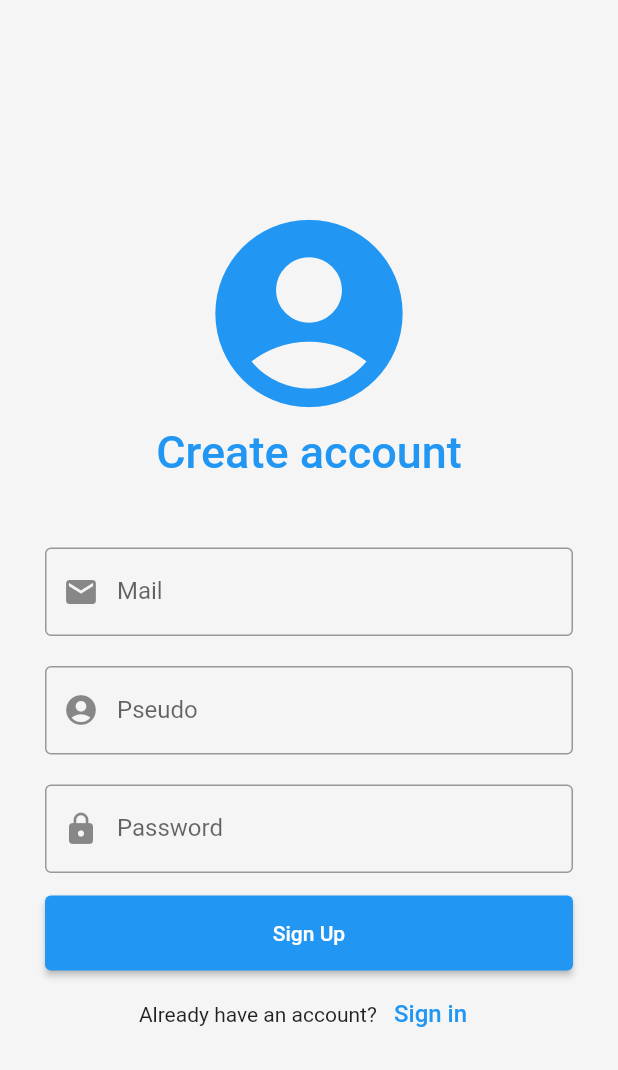
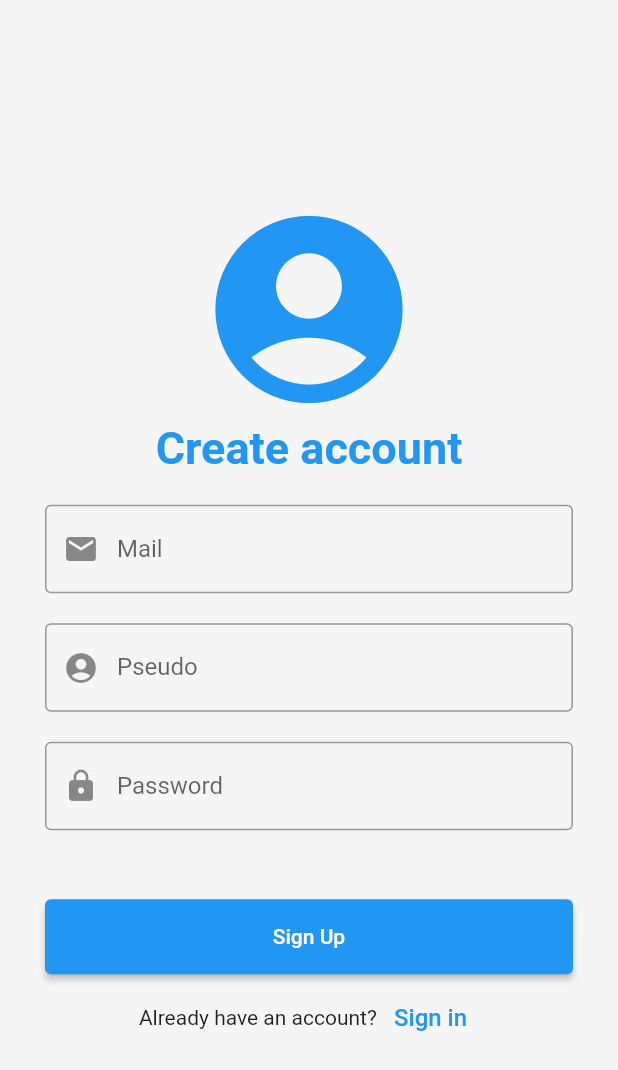
Before and after one commit to grachet/messenger-flutter-firebase, a Flutter app: the screen it shows after launch, after a tap on "Sign In", after a tap on "Create", on a phone screen of 412 x 824 dp. Shown: the top 1070 px of the screen. Run offline on Flutter 3.47's test engine with Material 2 defaults, Android fonts, the phone set to English and light mode, and no system bars; our stand-ins replace bubble, cloud_firestore, firebase_auth, firebase_core, google_fonts; accounts and stored records are empty; network calls fail.

Commit message:
rebrand + logo + UI fix

```diff
--- a/lib/src/login.dart
+++ b/lib/src/login.dart
@@ -22,6 +22,9 @@ class _LoginState extends State<Login> {
       TextEditingController(text: "password");
 
   void _login() {
+    setState(() {
+      _error = "";
+    });
     ApplicationState().signInWithEmailAndPassword(
         mailController.text,
         passwordController.text,
@@ -38,41 +41,26 @@ class _LoginState extends State<Login> {
     return Scaffold(
         body: Center(
             child: ListView(
-      padding: const EdgeInsets.all(20.0),
+      padding: const EdgeInsets.all(30.0),
       shrinkWrap: true,
       children: <Widget>[
         Container(
             alignment: Alignment.center,
             width: 150,
             height: 150,
-            padding: EdgeInsets.all(10),
             child: Image.asset('assets/logo.png')),
         Container(
             alignment: Alignment.center,
-            padding: EdgeInsets.fromLTRB(10, 10, 10, 20),
+            padding: EdgeInsets.symmetric(vertical: 10),
             child: Text(
-              'SECOND HAND CHAT',
+              'CHATTER.',
               style: TextStyle(
                   color: Colors.blue,
-                  fontWeight: FontWeight.w500,
+                  fontWeight: FontWeight.w900,
                   fontSize: 30),
             )),
         Container(
-            padding: EdgeInsets.fromLTRB(10, 10, 10, 5),
-            child: Text(
-              'Connexion',
-              style: TextStyle(fontSize: 20),
-            )),
-        Container(
-          padding: EdgeInsets.fromLTRB(10, 0, 10, 10),
-          // alignment: Alignment.center,
-          child: Text(
-            _error,
-            style: TextStyle(color: Colors.red),
-          ),
-        ),
-        Container(
-          padding: EdgeInsets.all(10),
+          padding: EdgeInsets.symmetric(vertical: 10),
           child: TextField(
             controller: mailController,
             decoration: InputDecoration(
@@ -83,7 +71,7 @@ class _LoginState extends State<Login> {
           ),
         ),
         Container(
-          padding: EdgeInsets.fromLTRB(10, 10, 10, 0),
+          padding: EdgeInsets.symmetric(vertical: 10),
           child: TextField(
             obscureText: true,
             controller: passwordController,
@@ -103,8 +91,15 @@ class _LoginState extends State<Login> {
         //   ),
         // ),
         Container(
-            height: 65,
-            padding: EdgeInsets.fromLTRB(10, 15, 10, 0),
+          // alignment: Alignment.center,
+          child: Text(
+            _error,
+            style: TextStyle(color: Colors.red),
+          ),
+        ),
+        Container(
+            height: 55,
+            padding: EdgeInsets.only(top: 5),
             child: ElevatedButton(
               child: Text(
                 'Sign In',
@@ -115,7 +110,7 @@ class _LoginState extends State<Login> {
               },
             )),
         Container(
-            padding: EdgeInsets.fromLTRB(10, 5, 10, 0),
+            padding: EdgeInsets.only(top: 5),
             child: Row(
               children: <Widget>[
                 Text('Does not have account? '),
--- a/lib/src/signUp.dart
+++ b/lib/src/signUp.dart
@@ -27,8 +27,10 @@ class _SignUpState extends State<SignUp> {
   }
 
   void _signUp() {
+    setState(() {
+      _error = "";
+    });
     ApplicationState().startLoginFlow();
-
     ApplicationState().registerAccount(
         mailController.text,
         nameController.text,
@@ -66,17 +68,9 @@ class _SignUpState extends State<SignUp> {
               'Create account',
               style: TextStyle(
                   color: Colors.blue,
-                  fontWeight: FontWeight.w500,
+                  fontWeight: FontWeight.w600,
                   fontSize: 30),
             )),
-        Container(
-          padding: EdgeInsets.fromLTRB(10, 0, 10, 10),
-          // alignment: Alignment.center,
-          child: Text(
-            _error,
-            style: TextStyle(color: Colors.red),
-          ),
-        ),
         Container(
           padding: EdgeInsets.all(10),
           child: TextField(
@@ -112,8 +106,16 @@ class _SignUpState extends State<SignUp> {
           ),
         ),
         Container(
-            height: 65,
-            padding: EdgeInsets.fromLTRB(10, 15, 10, 0),
+          padding: EdgeInsets.fromLTRB(10, 10, 10, 10),
+          // alignment: Alignment.center,
+          child: Text(
+            _error,
+            style: TextStyle(color: Colors.red),
+          ),
+        ),
+        Container(
+            height: 60,
+            padding: EdgeInsets.fromLTRB(10, 10, 10, 0),
             child: ElevatedButton(
               child: Text(
                 'Sign Up',
```
Also changed, not shown: assets/exchange.png (added), assets/logo.png.
